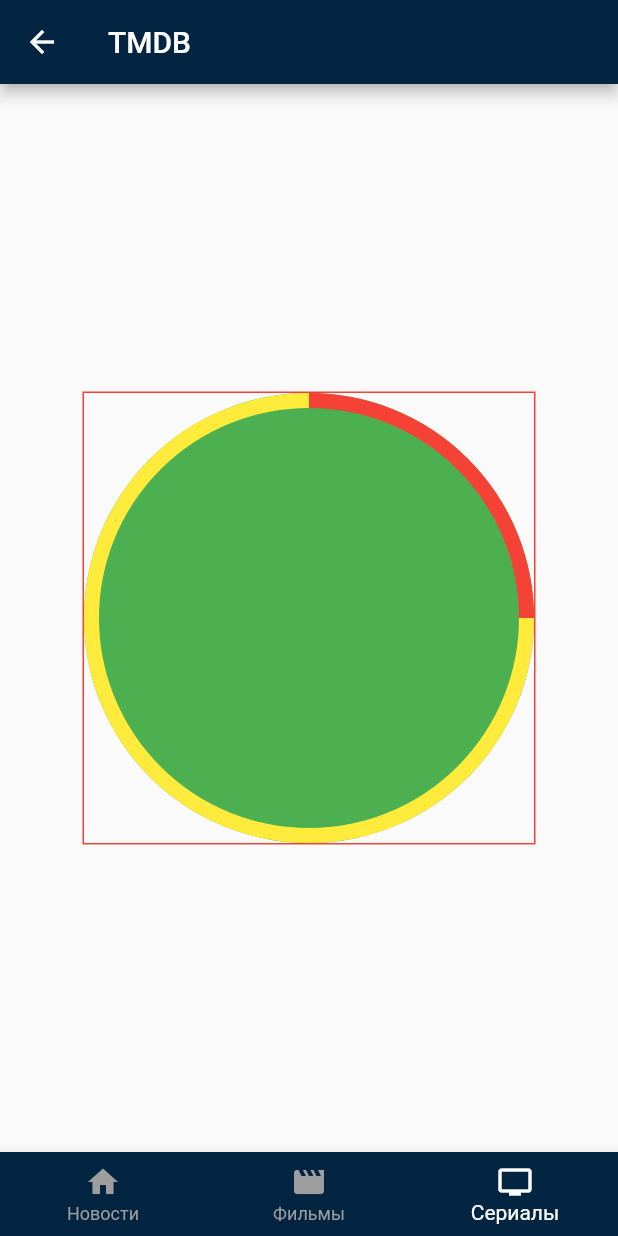
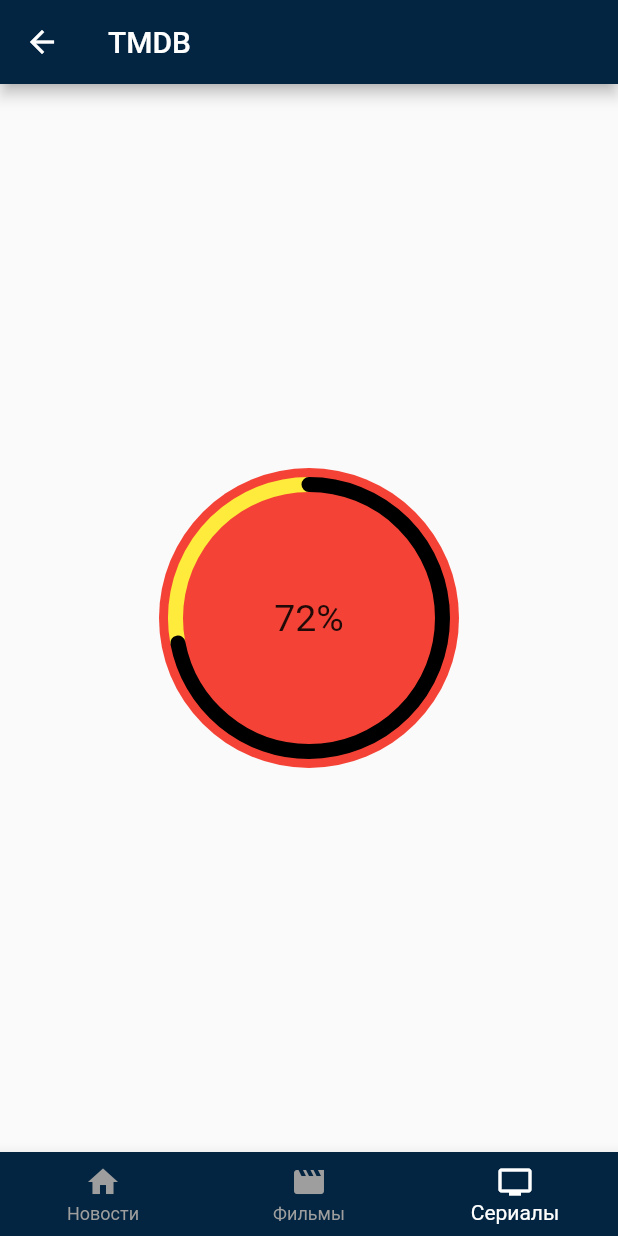
Before and after one commit to Aleksandr19May/themoviedb, a Flutter app: the MainScreenWidget screen opened by its route, item 3 of the bottom bar chosen, on a phone screen of 412 x 824 dp. Run offline on Flutter 3.47's test engine with Material 2 defaults, Android fonts, the phone set to English and light mode, and no system bars.

```diff
--- a/lib/widgets/auth/main screen/main_screen_widget.dart
+++ b/lib/widgets/auth/main screen/main_screen_widget.dart
@@ -34,16 +34,16 @@ class _MainScreenWidgetState extends State<MainScreenWidget> {
         children: [
           Text('Новости'),
           MovieListWidget(),
-          Center(
-            child: Container(
-                decoration:
-                    BoxDecoration(border: Border.all(color: Colors.red)),
-                // width: 100,
-                // height: 100,
-                child: CustomPaint(
-                  painter: Example(),
-                  size: Size(300, 300),
-                )),
+          const RadialPercentWidget(
+            fillColor: Colors.black,
+            freeColor: Colors.red,
+            lineColor: Colors.yellow,
+            percent: 0.72,
+            lineWidth: 10,
+            child: Text(
+              '72%',
+              style: TextStyle(fontSize: 25),
+            ),
           ),
         ],
       ),
@@ -61,31 +61,67 @@ class _MainScreenWidgetState extends State<MainScreenWidget> {
   }
 }
 
+class RadialPercentWidget extends StatelessWidget {
+  final Widget child;
+  final double percent;
+  final Color fillColor;
+  final Color lineColor;
+  final Color freeColor;
+  final double lineWidth;
+  const RadialPercentWidget(
+      {super.key,
+      required this.child,
+      required this.percent,
+      required this.fillColor,
+      required this.lineColor,
+      required this.freeColor,
+      required this.lineWidth});
+
+  @override
+  Widget build(BuildContext context) {
+    return Stack(
+      children: [
+        Padding(
+          padding: const EdgeInsets.all(11.0),
+          child: Center(
+            child: CustomPaint(
+                size: Size(200, 200),
+                painter: Example(
+                    percent: percent,
+                    fillColor: fillColor,
+                    lineColor: lineColor,
+                    freeColor: freeColor,
+                    lineWidth: lineWidth)),
+          ),
+        ),
+        Center(child: child),
+      ],
+    );
+  }
+}
+
 class Example extends CustomPainter {
-  final double percent = 0.25;
+  final double percent;
+  final Color fillColor;
+  final Color lineColor;
+  final Color freeColor;
+  final double lineWidth;
+  const Example(
+      {required this.percent,
+      required this.fillColor,
+      required this.lineColor,
+      required this.freeColor,
+      required this.lineWidth});
   @override
   void paint(Canvas canvas, Size size) {
-    final backgroundPainter = Paint();
-    backgroundPainter.color = Colors.green;
-    backgroundPainter.style = PaintingStyle.fill;
-    canvas.drawOval(Offset.zero & size, backgroundPainter);
 
-    final fillPainter = Paint();
-    fillPainter.color = Colors.red;
-    fillPainter.style = PaintingStyle.stroke;
-    fillPainter.strokeWidth = 10;
-    canvas.drawArc(Offset(5, 5) & Size(size.width - 10, size.height - 10),
-        -pi / 2, pi * 2 * percent, false, fillPainter);
+    Rect arcRect = calculateRect(size);
 
-    final freeSpace = Paint();
-    freeSpace.color = Colors.yellow;
-    freeSpace.style = PaintingStyle.stroke;
-    freeSpace.strokeWidth = 10;
+    drawBackground(canvas, size);
 
-    canvas.drawArc(Offset(5, 5) & Size(size.width - 10, size.height - 10),
-        pi * 2 * percent - (pi/2), // начальная точка дуги
-        pi * 2 * (1-percent), // длина дуги
-         false, freeSpace);
+    drawFreeSpace(canvas, arcRect);
+
+    drawFilledArc(canvas, arcRect);
 
     // final paint = Paint();
     //   paint.color = Colors.amber;
@@ -98,6 +134,43 @@ class Example extends CustomPainter {
     //    canvas.drawLine(Offset(80,0), Offset(40, 40), paint);
   }
 
+  void drawFilledArc(Canvas canvas, Rect arcRect) {
+    final paint = Paint();
+    paint.strokeCap = StrokeCap.round; // скругляет окончание линий
+    paint.color = fillColor;
+    paint.style = PaintingStyle.stroke;
+    paint.strokeWidth = lineWidth;
+    canvas.drawArc(arcRect, -pi / 2, pi * 2 * percent, false, paint);
+  }
+
+  void drawFreeSpace(Canvas canvas, Rect arcRect) {
+    final paint = Paint();
+    paint.color = lineColor;
+    paint.style = PaintingStyle.stroke;
+    paint.strokeWidth = lineWidth;
+    canvas.drawArc(
+        arcRect,
+        pi * 2 * percent - (pi / 2), // начальная точка дуги
+        pi * 2 * (1 - percent), // длина дуги
+        false,
+        paint);
+  }
+
+  void drawBackground(Canvas canvas, Size size) {
+    final paint = Paint();
+    paint.color = freeColor;
+    paint.style = PaintingStyle.fill;
+    canvas.drawOval(Offset.zero & size, paint);
+  }
+
+  Rect calculateRect(Size size) {
+    const linesMargin = 6;
+    final offset = lineWidth / 2 + linesMargin;
+    final arcRect = Offset(offset, offset) &
+        Size(size.width - offset * 2, size.height - offset * 2);
+    return arcRect;
+  }
+
   @override
   bool shouldRepaint(covariant CustomPainter oldDelegate) {
     return true;
```
